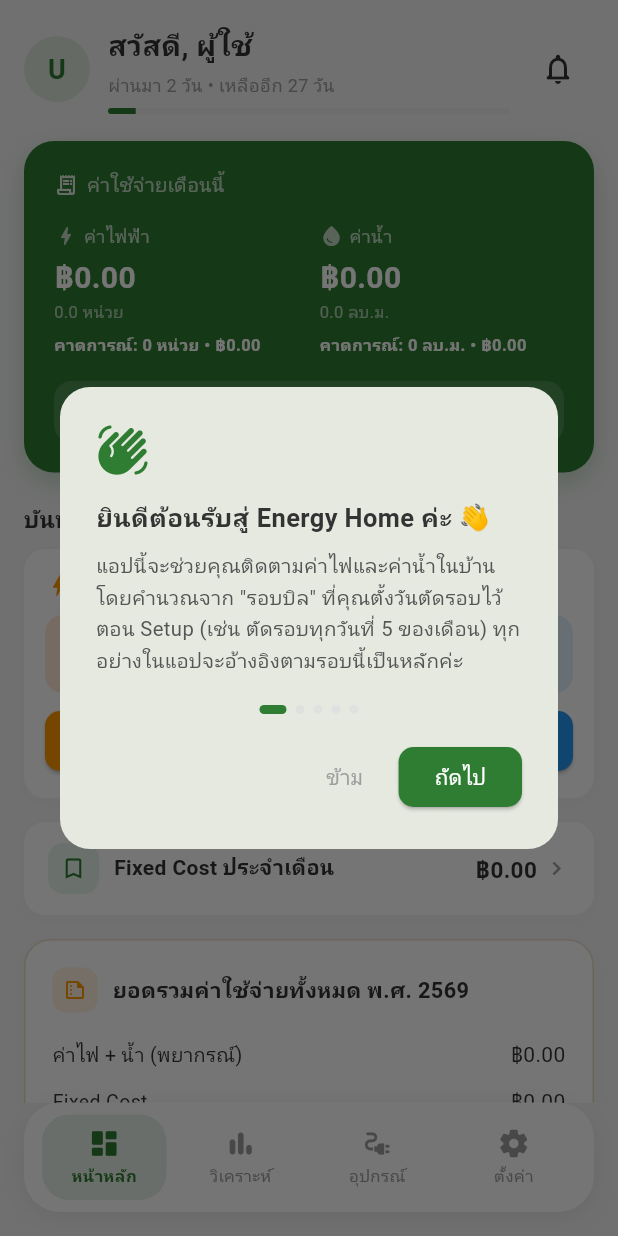
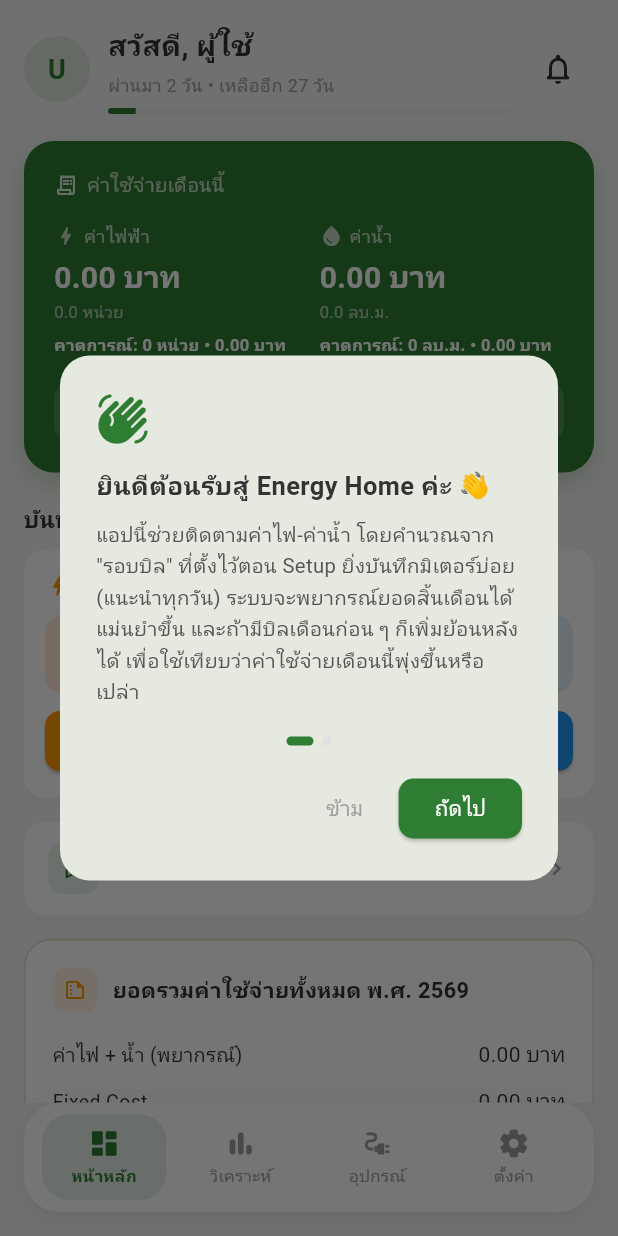
Before and after one commit to sawettamaln-s/energy_home, a Flutter app: the DashboardScreen screen opened directly, on a phone screen of 412 x 824 dp. Run offline on Flutter 3.47's test engine with Material 3 defaults, Android fonts, the phone set to English and light mode, and no system bars; our stand-ins replace cloud_firestore, firebase_auth, firebase_core, fl_chart, flutter_local_notifications, permission_handler and 2 more; accounts and stored records are empty; generated files the repository leaves out were written again.

Commit message:
อัพเดตระบบล่าสุด

```diff
--- a/lib/screens/dashboard/dashboard_screen.dart
+++ b/lib/screens/dashboard/dashboard_screen.dart
@@ -35,8 +35,6 @@
   final _electricityPeakController = TextEditingController(); // TOU peak
   final _electricityOffPeakController = TextEditingController(); // TOU off-peak
   final _waterController = TextEditingController();
-
-
 
   UserModel? _user;
   ElectricityLogModel? _latestElectricityLog;
@@ -329,7 +327,8 @@
     if (isTOU) {
       if (_electricityPeakController.text.isEmpty ||
           _electricityOffPeakController.text.isEmpty) {
-        setState(() => _electricityError = 'กรุณากรอกหน่วย Peak และ Off-Peak ให้ครบค่ะ');
+        setState(() =>
+            _electricityError = 'กรุณากรอกหน่วย Peak และ Off-Peak ให้ครบค่ะ');
         return;
       }
     } else {
@@ -376,14 +375,14 @@
             _latestElectricityLog?.offPeakMeterValue ?? startOffPeak;
 
         if (peakValue < startPeak || offPeakValue < startOffPeak) {
-          setState(
-              () => _electricityError = 'ค่ามิเตอร์ต้องไม่น้อยกว่าหน่วยต้นรอบค่ะ');
+          setState(() =>
+              _electricityError = 'ค่ามิเตอร์ต้องไม่น้อยกว่าหน่วยต้นรอบค่ะ');
           setState(() => _isSavingElectricity = false);
           return;
         }
         if (peakValue < lastPeak || offPeakValue < lastOffPeak) {
-          setState(
-              () => _electricityError = 'ค่ามิเตอร์ต้องไม่น้อยกว่าครั้งล่าสุดค่ะ');
+          setState(() =>
+              _electricityError = 'ค่ามิเตอร์ต้องไม่น้อยกว่าครั้งล่าสุดค่ะ');
           setState(() => _isSavingElectricity = false);
           return;
         }
@@ -407,14 +406,14 @@
         final lastE = _latestElectricityLog?.meterValue ?? startE;
 
         if (normalValue < startE) {
-          setState(
-              () => _electricityError = 'ค่ามิเตอร์ต้องไม่น้อยกว่าหน่วยต้นรอบ ($startE) ค่ะ');
+          setState(() => _electricityError =
+              'ค่ามิเตอร์ต้องไม่น้อยกว่าหน่วยต้นรอบ ($startE) ค่ะ');
           setState(() => _isSavingElectricity = false);
           return;
         }
         if (normalValue < lastE) {
-          setState(
-              () => _electricityError = 'ค่ามิเตอร์ต้องไม่น้อยกว่าครั้งล่าสุด ($lastE) ค่ะ');
+          setState(() => _electricityError =
+              'ค่ามิเตอร์ต้องไม่น้อยกว่าครั้งล่าสุด ($lastE) ค่ะ');
           setState(() => _isSavingElectricity = false);
           return;
         }
@@ -457,7 +456,8 @@
         );
       }
     } catch (e) {
-      setState(() => _electricityError = 'เกิดข้อผิดพลาดบางอย่างค่ะ กรุณาลองใหม่อีกครั้ง');
+      setState(() =>
+          _electricityError = 'เกิดข้อผิดพลาดบางอย่างค่ะ กรุณาลองใหม่อีกครั้ง');
     } finally {
       setState(() => _isSavingElectricity = false);
     }
@@ -528,7 +528,8 @@
         );
       }
     } catch (e) {
-      setState(() => _waterError = 'เกิดข้อผิดพลาดบางอย่างค่ะ กรุณาลองใหม่อีกครั้ง');
+      setState(
+          () => _waterError = 'เกิดข้อผิดพลาดบางอย่างค่ะ กรุณาลองใหม่อีกครั้ง');
     } finally {
       setState(() => _isSavingWater = false);
     }
@@ -808,13 +809,13 @@
                 child: _buildCostCard(
                   icon: Icons.bolt,
                   label: 'ค่าไฟฟ้า',
-                  amount: '฿${formatter.format(_currentElectricityCost)}',
+                  amount: '${formatter.format(_currentElectricityCost)} บาท',
                   sub:
                       '${_currentElectricityFromStart.toStringAsFixed(1)} หน่วย',
                   isUp: _currentElectricityCost > _lastMonthElectricityCost &&
                       _lastMonthElectricityCost > 0,
                   forecastLine:
-                      '${unitFormatter.format(_forecastElectricityUnits)} หน่วย • ฿${formatter.format(_forecastElectricityCost)}',
+                      '${unitFormatter.format(_forecastElectricityUnits)} หน่วย • ${formatter.format(_forecastElectricityCost)} บาท',
                 ),
               ),
               const SizedBox(width: 14),
@@ -822,12 +823,12 @@
                 child: _buildCostCard(
                   icon: Icons.water_drop,
                   label: 'ค่าน้ำ',
-                  amount: '฿${formatter.format(_currentWaterCost)}',
+                  amount: '${formatter.format(_currentWaterCost)} บาท',
                   sub: '${_currentWaterFromStart.toStringAsFixed(1)} ลบ.ม.',
                   isUp: _currentWaterCost > _lastMonthWaterCost &&
                       _lastMonthWaterCost > 0,
                   forecastLine:
-                      '${unitFormatter.format(_forecastWaterUnits)} ลบ.ม. • ฿${formatter.format(_forecastWaterCost)}',
+                      '${unitFormatter.format(_forecastWaterUnits)} ลบ.ม. • ${formatter.format(_forecastWaterCost)} บาท',
                 ),
               ),
             ],
@@ -846,7 +847,7 @@
                 const SizedBox(width: 8),
                 Expanded(
                   child: Text(
-                    'ยอดคาดการณ์สิ้นเดือน: ฿${formatter.format(_forecastTotal)}',
+                    'ยอดคาดการณ์สิ้นเดือน: ${formatter.format(_forecastTotal)} บาท',
                     style: const TextStyle(
                         color: Colors.white,
                         fontSize: 13,
@@ -890,8 +891,7 @@
       isDense: true,
       filled: true,
       fillColor: fieldBg,
-      contentPadding:
-          const EdgeInsets.symmetric(horizontal: 14, vertical: 14),
+      contentPadding: const EdgeInsets.symmetric(horizontal: 14, vertical: 14),
       border: OutlineInputBorder(
         borderRadius: BorderRadius.circular(12),
         borderSide: BorderSide.none,
@@ -1048,7 +1048,7 @@
               ),
             ),
             Text(
-              '฿${formatter.format(_user?.fixedCost ?? 0)}',
+              '${formatter.format(_user?.fixedCost ?? 0)} บาท',
               style: const TextStyle(
                 fontWeight: FontWeight.bold,
                 fontSize: 15,
@@ -1111,12 +1111,12 @@
           const SizedBox(height: 18),
           _buildSummaryRow(
             'ค่าไฟ + น้ำ (พยากรณ์)',
-            '฿${formatter.format(_currentElectricityCost + _currentWaterCost)}',
+            '${formatter.format(_currentElectricityCost + _currentWaterCost)} บาท',
           ),
           const SizedBox(height: 10),
           _buildSummaryRow(
             'Fixed Cost',
-            '฿${formatter.format(_user?.fixedCost ?? 0)}',
+            '${formatter.format(_user?.fixedCost ?? 0)} บาท',
           ),
           const SizedBox(height: 16),
           const Divider(height: 1, color: DashboardStyles.creamBorder),
@@ -1142,7 +1142,7 @@
                   ),
                 ),
                 Text(
-                  '฿${formatter.format((_currentElectricityCost + _currentWaterCost) + (_user?.fixedCost ?? 0))}',
+                  '${formatter.format((_currentElectricityCost + _currentWaterCost) + (_user?.fixedCost ?? 0))} บาท',
                   style: const TextStyle(
                     fontWeight: FontWeight.bold,
                     fontSize: 19,
--- a/lib/widgets/onboarding_guide.dart
+++ b/lib/widgets/onboarding_guide.dart
@@ -50,48 +50,24 @@
 class _OnboardingDialogState extends State<_OnboardingDialog> {
   int _page = 0;
 
-  // เนื้อหาคู่มือ แบ่งเป็นหน้าๆ ให้อ่านง่าย ไม่ยัดทุกอย่างไว้หน้าเดียว
+  // เนื้อหาคู่มือ เหลือ 2 หน้า สรุปเฉพาะสิ่งที่จำเป็นต้องรู้ก่อนใช้งาน
   final List<_GuidePage> _pages = const [
     _GuidePage(
       icon: Icons.waving_hand_rounded,
       title: 'ยินดีต้อนรับสู่ Energy Home ค่ะ 👋',
       body:
-          'แอปนี้จะช่วยคุณติดตามค่าไฟและค่าน้ำในบ้าน โดยคำนวณจาก "รอบบิล" '
-          'ที่คุณตั้งวันตัดรอบไว้ตอน Setup (เช่น ตัดรอบทุกวันที่ 5 ของเดือน) '
-          'ทุกอย่างในแอปจะอ้างอิงตามรอบนี้เป็นหลักค่ะ',
-    ),
-    _GuidePage(
-      icon: Icons.edit_note_rounded,
-      title: 'บันทึกมิเตอร์ทุกวัน ทำไมสำคัญ?',
-      body:
-          'ยิ่งบันทึกค่ามิเตอร์บ่อย (แนะนำทุกวัน) ระบบจะคำนวณ "ค่าเฉลี่ยการใช้ต่อวัน" '
-          'ได้แม่นยำขึ้น ซึ่งใช้พยากรณ์ยอดค่าไฟ-น้ำสิ้นเดือนล่วงหน้า '
-          'ถ้าไม่บันทึกนานเกินไป แอปจะเตือนให้กลับมาบันทึก',
-    ),
-    _GuidePage(
-      icon: Icons.history_rounded,
-      title: 'บันทึกบิลย้อนหลัง ใช้ทำอะไร?',
-      body:
-          'ถ้าหากมีบิลเดือนก่อน ๆ ที่ยังไม่ได้กรอกไว้ในระบบ สามารถเพิ่มย้อนหลังได้ '
-          'ข้อมูลนี้สำคัญเพราะแอปใช้ "ยอดเดือนก่อน" มาเทียบกับเดือนนี้ เพื่อบอกว่า '
-          'ค่าใช้จ่ายตอนนี้พุ่งขึ้นกว่าปกติหรือเปล่า ถ้าไม่มีข้อมูลเดือนก่อนเลย '
-          'ระบบจะยังไม่สามารถเตือนเรื่องนี้ได้',
-    ),
-    _GuidePage(
-      icon: Icons.bookmark_outline_rounded,
-      title: 'Fixed Cost คืออะไร?',
-      body:
-          'คือค่าใช้จ่ายประจำที่ไม่เกี่ยวกับมิเตอร์ เช่น ค่าส่วนกลาง ค่าอินเทอร์เน็ต '
-          'ตั้งไว้ในหน้า "ตั้งค่า" ระบบจะรวมเข้ากับค่าไฟ-น้ำให้อัตโนมัติทุกเดือน',
+          'แอปนี้ช่วยติดตามค่าไฟ-ค่าน้ำ โดยคำนวณจาก "รอบบิล" ที่ตั้งไว้ตอน Setup '
+          'ยิ่งบันทึกมิเตอร์บ่อย (แนะนำทุกวัน) ระบบจะพยากรณ์ยอดสิ้นเดือนได้แม่นยำขึ้น '
+          'และถ้ามีบิลเดือนก่อน ๆ ก็เพิ่มย้อนหลังได้ เพื่อใช้เทียบว่าค่าใช้จ่ายเดือนนี้พุ่งขึ้นหรือเปล่า',
     ),
     _GuidePage(
       icon: Icons.notifications_active_rounded,
-      title: 'แจ้งเตือนที่ควรรู้',
+      title: 'Fixed Cost และแจ้งเตือน',
       body:
-          '• ใกล้วันตัดรอบบิล (เตือนล่วงหน้า 3 วัน)\n'
-          '• ยังไม่ได้บันทึกมิเตอร์นานเกินไป\n'
-          '• ใช้ไฟ/น้ำพุ่งขึ้นเกิน 30% จากเดือนก่อน\n'
-          '• สรุปยอดทันทีที่ปิดรอบบิลเสร็จ\n\n'
+          'ตั้งค่าใช้จ่ายประจำ (ค่าส่วนกลาง อินเทอร์เน็ต ฯลฯ) ไว้ในหน้า "ตั้งค่า" '
+          'ระบบจะรวมให้อัตโนมัติทุกเดือน\n\n'
+          'แอปจะแจ้งเตือนเมื่อ: ใกล้วันตัดรอบ, ยังไม่บันทึกมิเตอร์นานเกินไป, '
+          'ใช้ไฟ/น้ำพุ่งขึ้นผิดปกติ และสรุปยอดเมื่อปิดรอบบิล\n\n'
           'พร้อมแล้ว ลองเริ่มบันทึกมิเตอร์แรกของคุณได้เลย!',
     ),
   ];
```
